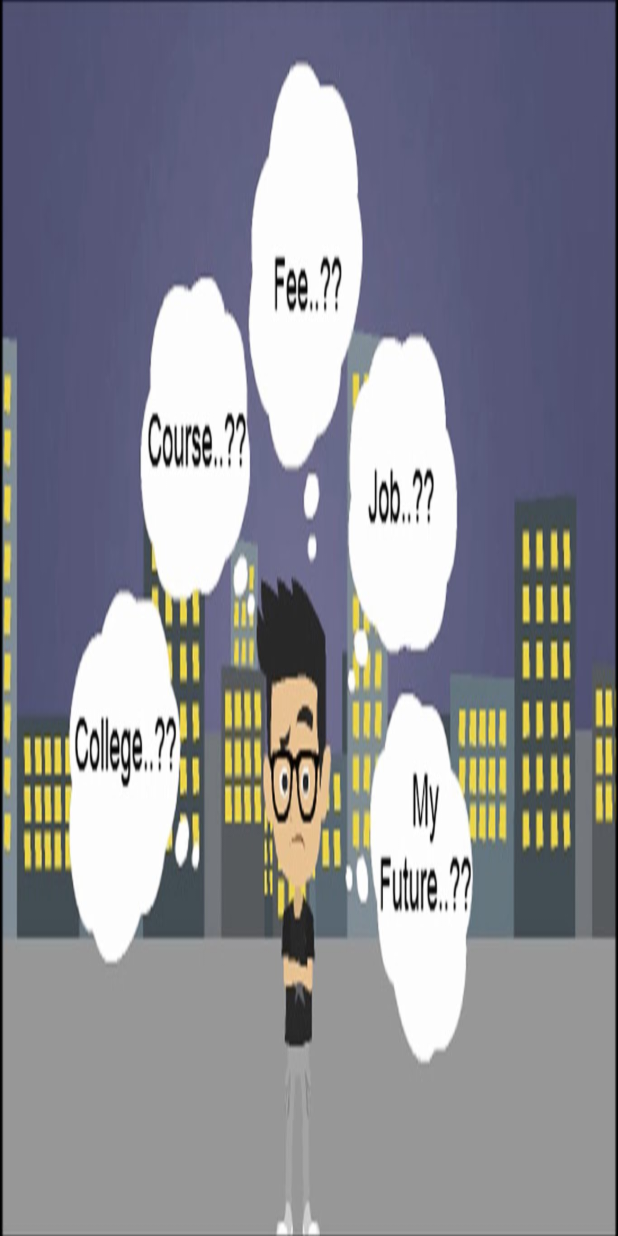
After one commit to SurejaHit/Career_guidance_app, an Android app: the SplashActivity screen opened directly, with no data from a screen before it, on a phone screen of 412 x 824 dp. The commit adds this screen. Run offline under Robolectric (Android 15) with nearby library versions, the phone set to English and light mode, and no system bars.

Commit message:
Splash Screen Activity Added
Added splash Screen Activity ;)

```diff
--- a/app/src/main/AndroidManifest.xml
+++ b/app/src/main/AndroidManifest.xml
@@ -13,9 +13,10 @@
             android:name=".MainActivity"
             android:label="@string/app_name"
             android:theme="@style/AppTheme.NoActionBar">
+        </activity>
+        <activity android:name=".SplashActivity">
             <intent-filter>
                 <action android:name="android.intent.action.MAIN" />
-
                 <category android:name="android.intent.category.LAUNCHER" />
             </intent-filter>
         </activity>
--- /dev/null
+++ b/app/src/main/java/com/example/surejahit/career_guidance_app/SplashActivity.java
@@ -0,0 +1,24 @@
+package com.example.surejahit.career_guidance_app;
+
+import android.app.Activity;
+import android.content.Intent;
+import android.os.Bundle;
+import android.os.Handler;
+
+public class SplashActivity extends Activity {
+    private static int SPLASH_TIME_OUT = 3000;
+
+    @Override
+    protected void onCreate(Bundle savedInstanceState) {
+        super.onCreate(savedInstanceState);
+        setContentView(R.layout.activity_splash);
+        new Handler().postDelayed(new Runnable() {
+            @Override
+            public void run() {
+                Intent i = new Intent(SplashActivity.this, MainActivity.class);
+                startActivity(i);
+                finish();
+            }
+        }, SPLASH_TIME_OUT);
+    }
+}
--- /dev/null
+++ b/app/src/main/res/layout/activity_splash.xml
@@ -0,0 +1,15 @@
+<?xml version="1.0" encoding="utf-8"?>
+<LinearLayout xmlns:android="http://schemas.android.com/apk/res/android"
+    android:layout_width="match_parent"
+    android:layout_height="match_parent"
+    android:background="#FFFFFF"
+    android:gravity="center"
+    android:orientation="vertical">
+
+    <ImageView
+        android:layout_width="fill_parent"
+        android:layout_height="fill_parent"
+        android:adjustViewBounds="true"
+        android:scaleType="fitXY"
+        android:src="@drawable/career_splash_image" />
+</LinearLayout>
--- a/app/src/main/res/values/colors.xml
+++ b/app/src/main/res/values/colors.xml
@@ -1,6 +1,6 @@
 <?xml version="1.0" encoding="utf-8"?>
 <resources>
-    <color name="colorPrimary">#3F51B5</color>
-    <color name="colorPrimaryDark">#303F9F</color>
+    <color name="colorPrimary">#FFEB3B</color>
+    <color name="colorPrimaryDark">#F9A825</color>
     <color name="colorAccent">#FF4081</color>
 </resources>
```
Also changed, not shown: app/src/main/java/com/example/surejahit/career_guidance_app/MainActivity.java (+0 -8 lines), app/src/main/res/layout/app_bar_main.xml (+0 -8 lines), app/src/main/res/layout/content_main.xml (+0 -8 lines), app/src/main/res/drawable/career_splash_image.jpg (added).
